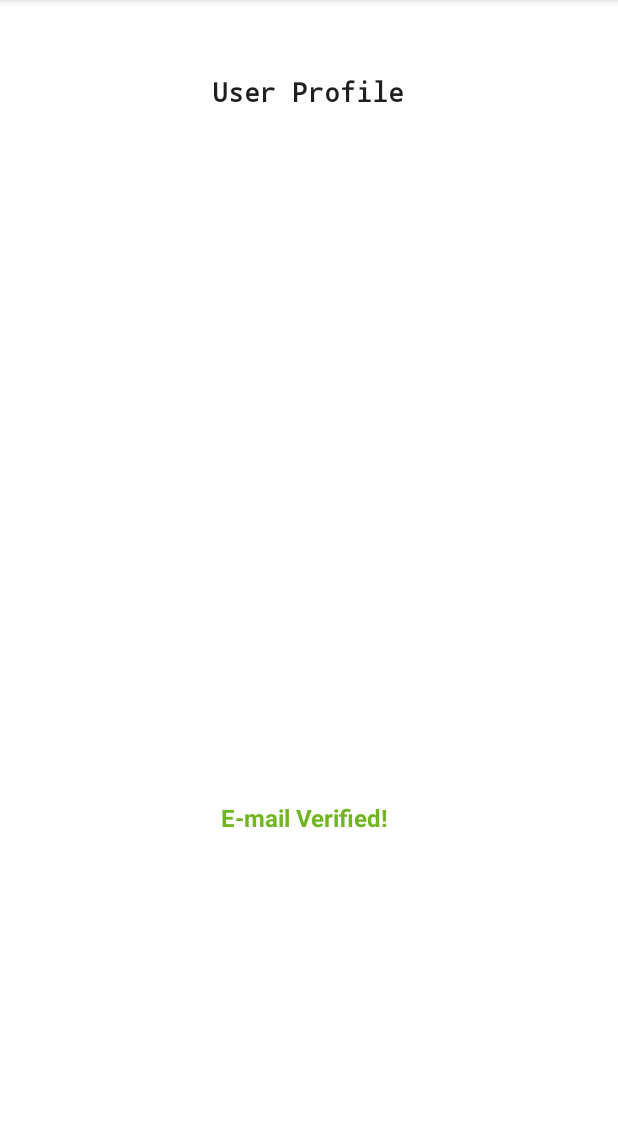
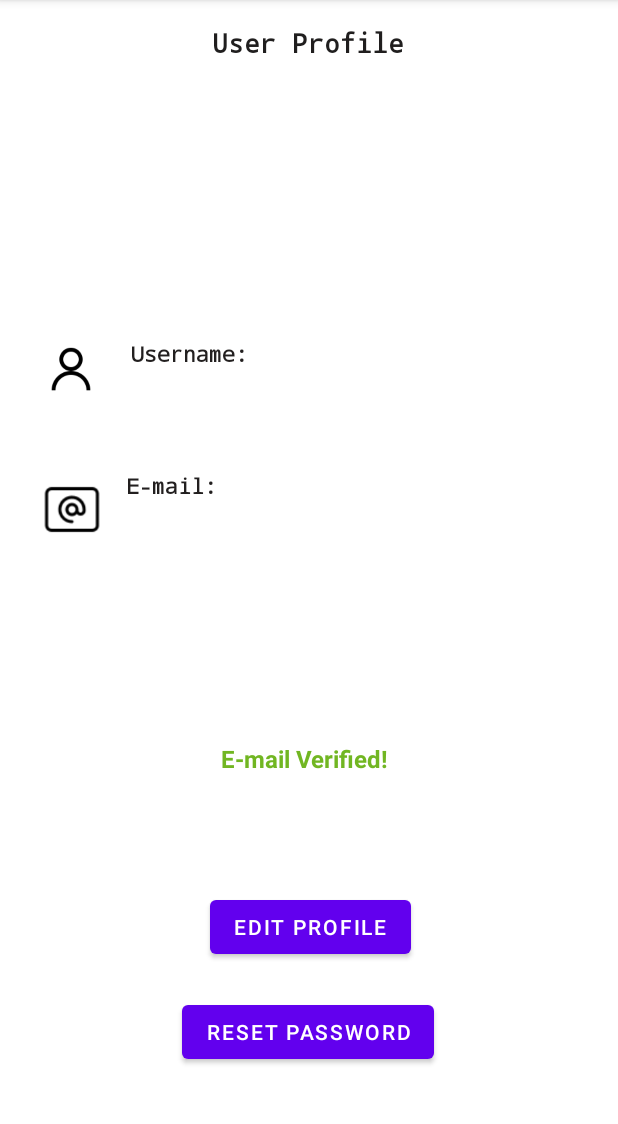
Before and after one commit to dshaunak/virtual-plaques, an Android app: the Profile screen opened directly, with no data from a screen before it, on a phone screen of 412 x 824 dp, the part 84-1208 px from its top. Run offline under Robolectric (Android 15) with nearby library versions, the phone set to English and light mode, and no system bars; our stand-ins replace Firebase (no records; nobody signed in at launch, a user with empty details on screens opened directly).

Commit message:
Added User Profiles Images, redesigned Profiles html page

```diff
--- a/app/build.gradle
+++ b/app/build.gradle
@@ -36,6 +36,7 @@ dependencies {
     implementation 'androidx.constraintlayout:constraintlayout:2.0.4'
     implementation 'com.google.firebase:firebase-auth:19.2.0'
     implementation 'com.google.firebase:firebase-firestore:22.1.2'
+    implementation 'com.google.firebase:firebase-storage:19.2.2'
     testImplementation 'junit:junit:4.+'
     androidTestImplementation 'androidx.test.ext:junit:1.1.2'
     androidTestImplementation 'androidx.test.espresso:espresso-core:3.3.0'
--- a/app/src/main/java/com/example/virtualplaque/Login.java
+++ b/app/src/main/java/com/example/virtualplaque/Login.java
@@ -101,8 +101,8 @@ public class Login extends AppCompatActivity {
             @Override
             public void onClick(View v) {
 
-                EditText resetEmail = new EditText(v.getContext());
-                AlertDialog.Builder passwordResetDialog = new AlertDialog.Builder(v.getContext());
+                final EditText resetEmail = new EditText(v.getContext());
+                final AlertDialog.Builder passwordResetDialog = new AlertDialog.Builder(v.getContext());
                 passwordResetDialog.setTitle("Reset Password?");
                 passwordResetDialog.setMessage("Enter your E-mail to receive the reset link");
                 passwordResetDialog.setView(resetEmail);
--- a/app/src/main/java/com/example/virtualplaque/Profile.java
+++ b/app/src/main/java/com/example/virtualplaque/Profile.java
@@ -2,12 +2,20 @@ package com.example.virtualplaque;
 
 import androidx.annotation.NonNull;
 import androidx.annotation.Nullable;
+import androidx.appcompat.app.AlertDialog;
 import androidx.appcompat.app.AppCompatActivity;
 
+import android.app.Activity;
+import android.content.DialogInterface;
+import android.content.Intent;
+import android.net.Uri;
 import android.os.Bundle;
+import android.provider.MediaStore;
 import android.util.Log;
 import android.view.View;
 import android.widget.Button;
+import android.widget.EditText;
+import android.widget.ImageView;
 import android.widget.TextView;
 import android.widget.Toast;
 
@@ -27,8 +35,10 @@ public class Profile extends AppCompatActivity {
     FirebaseAuth fAuth;
     FirebaseFirestore fStore;
     String userID;
-    Button resendCode;
+    Button resendCode, resetPasswordBt, changeProfileBt;
     public static final String TAG = "Verification";
+    FirebaseUser fUser;
+    ImageView profileImage;
 
     @Override
     protected void onCreate(Bundle savedInstanceState) {
@@ -40,12 +50,15 @@ public class Profile extends AppCompatActivity {
         notVerified = findViewById(R.id.textNotVerified);
         Verified = findViewById(R.id.textVerified);
         resendCode = findViewById(R.id.verifyBt);
+        resetPasswordBt = findViewById(R.id.resetPassBt);
+        profileImage = findViewById(R.id.profImage);
+        changeProfileBt = findViewById(R.id.editProfileBt);
 
         fAuth = FirebaseAuth.getInstance();
         fStore = FirebaseFirestore.getInstance();
 
         userID = fAuth.getCurrentUser().getUid();
-        FirebaseUser fUser = fAuth.getCurrentUser();
+        fUser = fAuth.getCurrentUser();
 
         if(!fUser.isEmailVerified()){
             notVerified.setVisibility(View.VISIBLE);
@@ -81,5 +94,77 @@ public class Profile extends AppCompatActivity {
 
             }
         });
+            //RESET Password Method
+        resetPasswordBt.setOnClickListener(new View.OnClickListener() {
+            @Override
+            public void onClick(View v) {
+                //Setting up the Alert Dialogue to pop up when prompted
+                final EditText resetPassword = new EditText(v.getContext());
+                final AlertDialog.Builder passwordResetDialog = new AlertDialog.Builder(v.getContext());
+                passwordResetDialog.setTitle("Reset Password?");
+                passwordResetDialog.setMessage("Enter the new password. Must be > 6 characters");
+                passwordResetDialog.setView(resetPassword);
+
+                passwordResetDialog.setPositiveButton("Yes", new DialogInterface.OnClickListener() {
+                    @Override
+                    public void onClick(DialogInterface dialog, int which) {
+                        //Extract the E-mail and send reset link
+                        String pass = resetPassword.getText().toString();
+
+                        if(pass.length() < 6){
+                            resetPassword.setError("Password must be greater than 6 characters");
+                            Toast.makeText(v.getContext(), "Password must be of 6 or more Characters!", Toast.LENGTH_SHORT).show();
+                            return;
+                        }
+
+                        fUser.updatePassword(pass).addOnSuccessListener(new OnSuccessListener<Void>() {
+                            @Override
+                            public void onSuccess(Void aVoid) {
+
+                                Toast.makeText(v.getContext(), "Password Updated Successfully!", Toast.LENGTH_SHORT).show();
+                            }
+                        }).addOnFailureListener(new OnFailureListener() {
+                            @Override
+                            public void onFailure(@NonNull Exception e) {
+                                Toast.makeText(v.getContext(), "Password Update Failed." + e.getMessage(), Toast.LENGTH_SHORT).show();
+                            }
+                        });
+
+                    }
+                });
+
+                passwordResetDialog.setNegativeButton("No", new DialogInterface.OnClickListener() {
+                    @Override
+                    public void onClick(DialogInterface dialog, int which) {
+                        //Do nothing to return to the Login page
+                    }
+                });
+                passwordResetDialog.create().show();
+            }
+        });
+
+
+            changeProfileBt.setOnClickListener(new View.OnClickListener() {
+                @Override
+                public void onClick(View v) {
+                    // Open Gallery to let user change the profile image
+                    Intent openGalleryIntent = new Intent(Intent.ACTION_PICK, MediaStore.Images.Media.EXTERNAL_CONTENT_URI);
+                    startActivityForResult(openGalleryIntent,1000);
+                }
+            });
+    }
+    //Just type 'onActivityResult' on this line to get the option to override onCreate. This is done to work on the Image URI obtained from the Gallery activity.
+    @Override
+    protected void onActivityResult(int requestCode, int resultCode, @Nullable Intent data) {
+        super.onActivityResult(requestCode, resultCode, data);
+
+        if(requestCode == 1000){
+            // 1000 is our given code for the Intent invoking the Gallery activity. This is done to make sure the correct Intent is used, in case of a complex application.
+            if(resultCode == Activity.RESULT_OK){
+                //making user we have some data in the 'data' variable which is supposed to hold the URI link of the image selected from the Gallery
+                Uri imageUri = data.getData();
+                profileImage.setImageURI(imageUri);
+            }
+        }
     }
 }
--- a/app/src/main/res/layout/activity_profile.xml
+++ b/app/src/main/res/layout/activity_profile.xml
@@ -20,36 +20,35 @@
         app:layout_constraintHorizontal_bias="0.498"
         app:layout_constraintStart_toStartOf="parent"
         app:layout_constraintTop_toBottomOf="@+id/textViewnew"
-        app:layout_constraintVertical_bias="0.478" />
+        app:layout_constraintVertical_bias="1.0" />
 
-    <TextView
-        android:id="@+id/textViewnew"
-        android:layout_width="wrap_content"
-        android:layout_height="31dp"
-        android:layout_marginTop="48dp"
-        android:fontFamily="monospace"
-        android:text="User Name:"
-        android:textColor="#E10C0606"
-        android:textSize="16sp"
+    <Button
+        android:id="@+id/verifyBt"
+        android:layout_width="99dp"
+        android:layout_height="33dp"
+        android:text="Verify"
         android:visibility="invisible"
         app:layout_constraintBottom_toBottomOf="parent"
         app:layout_constraintEnd_toEndOf="parent"
         app:layout_constraintStart_toStartOf="parent"
-        app:layout_constraintTop_toBottomOf="@+id/profEmail"
-        app:layout_constraintVertical_bias="0.003" />
+        app:layout_constraintTop_toBottomOf="@+id/textNotVerified"
+        app:layout_constraintVertical_bias="0.025" />
 
     <TextView
-        android:id="@+id/profEmail"
+        android:id="@+id/textNotVerified"
         android:layout_width="wrap_content"
-        android:layout_height="31dp"
-        android:layout_marginTop="48dp"
-        android:fontFamily="monospace"
-        android:text="E-mail"
-        android:textColor="#E10C0606"
+        android:layout_height="wrap_content"
+        android:text="E-mail Not Verified! "
+        android:textColor="#E4971616"
         android:textSize="16sp"
+        android:textStyle="bold"
+        android:visibility="invisible"
+        app:layout_constraintBottom_toBottomOf="parent"
         app:layout_constraintEnd_toEndOf="parent"
+        app:layout_constraintHorizontal_bias="0.498"
         app:layout_constraintStart_toStartOf="parent"
-        app:layout_constraintTop_toBottomOf="@+id/profUsername" />
+        app:layout_constraintTop_toBottomOf="@+id/textViewnew"
+        app:layout_constraintVertical_bias="0.132" />
 
     <ImageView
         android:id="@+id/profImage"
@@ -57,22 +56,23 @@
         android:layout_height="130dp"
         app:layout_constraintBottom_toBottomOf="parent"
         app:layout_constraintEnd_toEndOf="parent"
-        app:layout_constraintHorizontal_bias="0.483"
+        app:layout_constraintHorizontal_bias="0.498"
         app:layout_constraintStart_toStartOf="parent"
         app:layout_constraintTop_toTopOf="parent"
-        app:layout_constraintVertical_bias="0.199"
+        app:layout_constraintVertical_bias="0.109"
         tools:srcCompat="@tools:sample/avatars" />
 
     <TextView
         android:id="@+id/profUsername"
         android:layout_width="wrap_content"
         android:layout_height="31dp"
-        android:layout_marginTop="48dp"
+        android:layout_marginTop="56dp"
         android:fontFamily="monospace"
         android:text="User Name:"
         android:textColor="#E10C0606"
         android:textSize="16sp"
         app:layout_constraintEnd_toEndOf="parent"
+        app:layout_constraintHorizontal_bias="0.278"
         app:layout_constraintStart_toStartOf="parent"
         app:layout_constraintTop_toBottomOf="@+id/profImage" />
 
@@ -90,35 +90,129 @@
         app:layout_constraintHorizontal_bias="0.498"
         app:layout_constraintStart_toStartOf="parent"
         app:layout_constraintTop_toTopOf="parent"
-        app:layout_constraintVertical_bias="0.479" />
+        app:layout_constraintVertical_bias="0.364" />
+
+    <Button
+        android:id="@+id/resetPassBt"
+        android:layout_width="wrap_content"
+        android:layout_height="wrap_content"
+        android:text="Reset Password"
+        app:layout_constraintBottom_toBottomOf="parent"
+        app:layout_constraintEnd_toEndOf="parent"
+        app:layout_constraintHorizontal_bias="0.497"
+        app:layout_constraintStart_toStartOf="parent"
+        app:layout_constraintTop_toBottomOf="@+id/editProfileBt"
+        app:layout_constraintVertical_bias="0.285" />
+
+    <Button
+        android:id="@+id/editProfileBt"
+        android:layout_width="wrap_content"
+        android:layout_height="wrap_content"
+        android:text="Edit Profile"
+        app:layout_constraintBottom_toBottomOf="parent"
+        app:layout_constraintEnd_toEndOf="parent"
+        app:layout_constraintHorizontal_bias="0.503"
+        app:layout_constraintStart_toStartOf="parent"
+        app:layout_constraintTop_toBottomOf="@+id/verifyBt"
+        app:layout_constraintVertical_bias="0.123" />
 
     <TextView
-        android:id="@+id/textNotVerified"
+        android:id="@+id/textUN"
         android:layout_width="wrap_content"
         android:layout_height="wrap_content"
-        android:text="E-mail Not Verified! "
-        android:textColor="#E4971616"
+        android:fontFamily="monospace"
+        android:text="Username:"
+        android:textColor="#E1040101"
+        android:textStyle="bold"
+        app:layout_constraintBottom_toTopOf="@+id/profUsername"
+        app:layout_constraintEnd_toEndOf="parent"
+        app:layout_constraintHorizontal_bias="0.261"
+        app:layout_constraintStart_toStartOf="parent"
+        app:layout_constraintTop_toBottomOf="@+id/profImage"
+        app:layout_constraintVertical_bias="0.722" />
+
+    <ImageView
+        android:id="@+id/imageViewUN"
+        android:layout_width="45dp"
+        android:layout_height="41dp"
+        app:layout_constraintBottom_toBottomOf="@+id/profUsername"
+        app:layout_constraintEnd_toEndOf="parent"
+        app:layout_constraintHorizontal_bias="0.068"
+        app:layout_constraintStart_toStartOf="parent"
+        app:layout_constraintTop_toBottomOf="@+id/profImage"
+        app:layout_constraintVertical_bias="0.595"
+        app:srcCompat="@drawable/icons8_user_96" />
+
+    <ImageView
+        android:id="@+id/imageViewEmail"
+        android:layout_width="44dp"
+        android:layout_height="43dp"
+        app:layout_constraintBottom_toBottomOf="@+id/profEmail"
+        app:layout_constraintEnd_toEndOf="parent"
+        app:layout_constraintHorizontal_bias="0.07"
+        app:layout_constraintStart_toStartOf="parent"
+        app:layout_constraintTop_toBottomOf="@+id/profUsername"
+        app:layout_constraintVertical_bias="0.575"
+        app:srcCompat="@drawable/icons8_email_64" />
+
+    <TextView
+        android:id="@+id/profEmail"
+        android:layout_width="309dp"
+        android:layout_height="38dp"
+        android:layout_marginTop="60dp"
+        android:fontFamily="monospace"
+        android:text="E-mail"
+        android:textColor="#E10C0606"
         android:textSize="16sp"
+        app:layout_constraintEnd_toEndOf="parent"
+        app:layout_constraintHorizontal_bias="0.862"
+        app:layout_constraintStart_toStartOf="parent"
+        app:layout_constraintTop_toBottomOf="@+id/profUsername" />
+
+    <TextView
+        android:id="@+id/textE"
+        android:layout_width="wrap_content"
+        android:layout_height="wrap_content"
+        android:fontFamily="monospace"
+        android:text="E-mail:"
+        android:textColor="#E1040101"
         android:textStyle="bold"
+        app:layout_constraintBottom_toTopOf="@+id/profEmail"
+        app:layout_constraintEnd_toEndOf="parent"
+        app:layout_constraintHorizontal_bias="0.24"
+        app:layout_constraintStart_toStartOf="parent"
+        app:layout_constraintTop_toBottomOf="@+id/profUsername"
+        app:layout_constraintVertical_bias="0.666" />
+
+    <TextView
+        android:id="@+id/textViewnew"
+        android:layout_width="wrap_content"
+        android:layout_height="31dp"
+        android:fontFamily="monospace"
+        android:text="User Name:"
+        android:textColor="#E10C0606"
+        android:textSize="16sp"
         android:visibility="invisible"
         app:layout_constraintBottom_toBottomOf="parent"
         app:layout_constraintEnd_toEndOf="parent"
-        app:layout_constraintHorizontal_bias="0.498"
+        app:layout_constraintHorizontal_bias="0.278"
         app:layout_constraintStart_toStartOf="parent"
-        app:layout_constraintTop_toBottomOf="@+id/textViewnew"
-        app:layout_constraintVertical_bias="0.409" />
+        app:layout_constraintTop_toBottomOf="@+id/profEmail"
+        app:layout_constraintVertical_bias="0.187" />
 
-    <Button
-        android:id="@+id/verifyBt"
+    <TextView
+        android:id="@+id/textG"
         android:layout_width="wrap_content"
         android:layout_height="wrap_content"
-        android:text="Verify"
+        android:text="Gender:"
+        android:textColor="#E1040101"
+        android:textStyle="bold"
         android:visibility="invisible"
-        app:layout_constraintBottom_toBottomOf="parent"
+        app:layout_constraintBottom_toTopOf="@+id/textViewnew"
         app:layout_constraintEnd_toEndOf="parent"
-        app:layout_constraintHorizontal_bias="0.496"
+        app:layout_constraintHorizontal_bias="0.243"
         app:layout_constraintStart_toStartOf="parent"
-        app:layout_constraintTop_toBottomOf="@+id/textNotVerified"
-        app:layout_constraintVertical_bias="0.325" />
+        app:layout_constraintTop_toBottomOf="@+id/profEmail"
+        app:layout_constraintVertical_bias="0.682" />
 
 </androidx.constraintlayout.widget.ConstraintLayout>
```
Also changed, not shown: app/src/main/res/drawable/icons8_email_64.png (added), app/src/main/res/drawable/icons8_sign_out_52.png (added), app/src/main/res/drawable/icons8_user_96.png (added).
